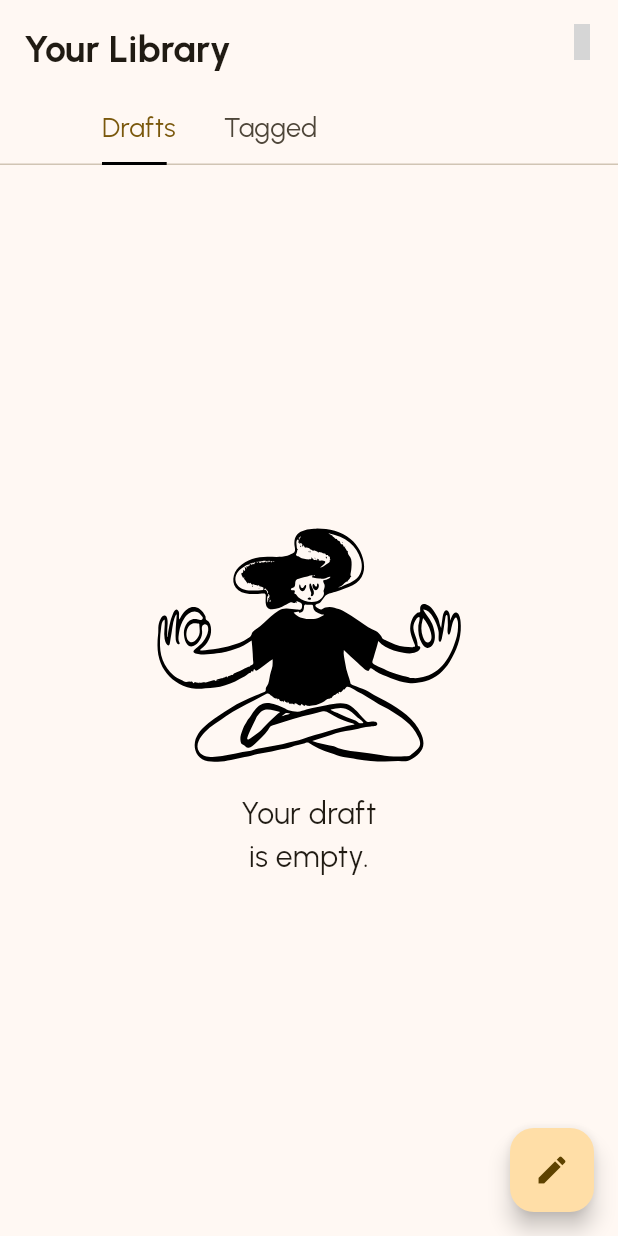
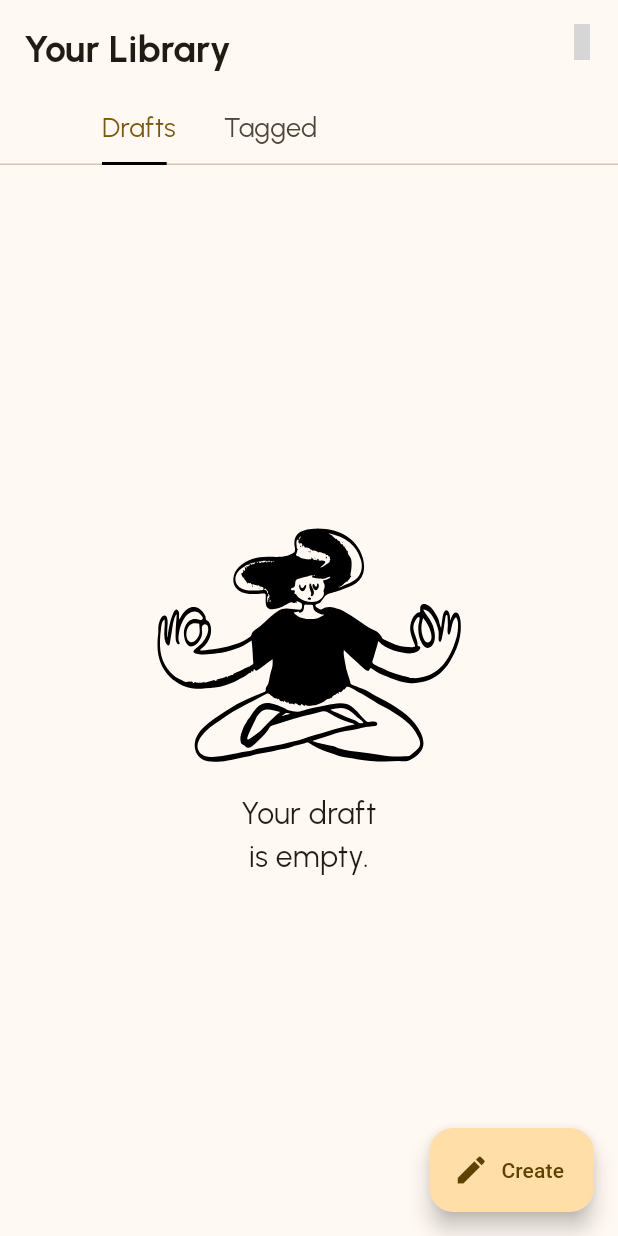
Before and after one commit to Anslem27/writefolio, a Flutter app: the LibraryScreen screen opened directly, on a phone screen of 412 x 824 dp. Run offline on Flutter 3.47's test engine with Material 2 defaults, Android fonts, the phone set to English and light mode, and no system bars; our stand-ins replace eva_icons_flutter, flutter_phosphor_icons, flutter_svg, google_fonts, hive, hive_flutter and 4 more; missing offline and left inert: animated_snack_bar, auto_size_text_field, clipboard, flutter_quill; accounts and stored records are empty; grey boxes are pictures that could not be loaded.

Commit message:
add article creation

```diff
--- a/lib/main.dart
+++ b/lib/main.dart
@@ -1,6 +1,7 @@
 import 'package:flutter/material.dart';
 import 'package:hive_flutter/adapters.dart';
 import 'package:writefolio/screens/home/home.dart';
+import 'package:writefolio/screens/library/libary.dart';
 import 'package:writefolio/screens/settings/settings_page.dart';
 import 'package:writefolio/utils/widgets/no_internetscreen.dart';
 import 'models/articles/article.dart';
@@ -36,6 +37,7 @@ class MyApp extends StatelessWidget {
         "/noInternet": (_) => const NoInternet(isRouteBack: true),
         "/welcome": (_) => const WelcomePage(),
         "/home": (_) => const HomeScreen(),
+        "/library": (context) => const LibraryScreen(),
         "/navigation": (_) => const Navigation(),
         "settings": (_) => const SettingsPage()
       },
--- a/lib/models/articles/article.dart
+++ b/lib/models/articles/article.dart
@@ -28,8 +28,13 @@ class UserArticle extends HiveObject {
     required this.updateDate,
   });
 
-  factory UserArticle.create(String id, String title, String body,
-          String bodyText, String updateDate) =>
+  factory UserArticle.create({
+    id,
+    required String title,
+    required String body,
+    required String bodyText,
+    required String updateDate,
+  }) =>
       UserArticle(
         id: const Uuid().v1(), //unique id
         title: title,
--- a/lib/screens/home/saved_poems.dart
+++ b/lib/screens/home/saved_poems.dart
@@ -36,9 +36,10 @@ class _SavedPoemsScreenState extends State<SavedPoemsScreen> {
         var savedPoems = savedPoemBox.values.toList();
 
         return Scaffold(
-          floatingActionButton: FloatingActionButton(
+          floatingActionButton: FloatingActionButton.extended(
+            label: const Text("Search more"),
             onPressed: () {},
-            child: const Icon(
+            icon: const Icon(
               PhosphorIcons.magnifying_glass,
             ),
           ),
--- a/lib/screens/library/libary.dart
+++ b/lib/screens/library/libary.dart
@@ -23,12 +23,7 @@ class _LibraryScreenState extends State<LibraryScreen>
     var deviceWidth = MediaQuery.of(context).size.width;
 
     return Scaffold(
-      floatingActionButton: FloatingActionButton(
-        onPressed: () {},
-        child: AnimatedContainer(
-          duration: const Duration(milliseconds: 1000),
-          curve: Curves.easeInOut,
-          child: IconButton(
+      floatingActionButton: FloatingActionButton.extended(
         onPressed: () {
           Navigator.push(
             context,
@@ -37,9 +32,8 @@ class _LibraryScreenState extends State<LibraryScreen>
             ),
           );
         },
+        label: const Text("Create"),
         icon: const Icon(Icons.edit),
-          ),
-        ),
       ),
       body: CustomScrollView(
         slivers: [
--- a/lib/screens/library/library_article_draft.dart
+++ b/lib/screens/library/library_article_draft.dart
@@ -33,6 +33,7 @@ class _LibraryFilesState extends State<LibraryFiles> {
           if (savedArticlesList.isEmpty) {
             return _emptyArticles(darkModeOn);
           } else {
+            //TODO: Add a list count for the articles.
             return ListView.builder(
               itemCount: savedArticlesList.length,
               itemBuilder: (_, index) {
```
Also changed, not shown: lib/editor/create_article.dart (+47 -8 lines), lib/screens/library/components/article_view.dart (+27 -12 lines), lib/utils/widgets/article_home_card.dart (+4 -4 lines). Lines whose indentation alone changed are shown as unchanged.
